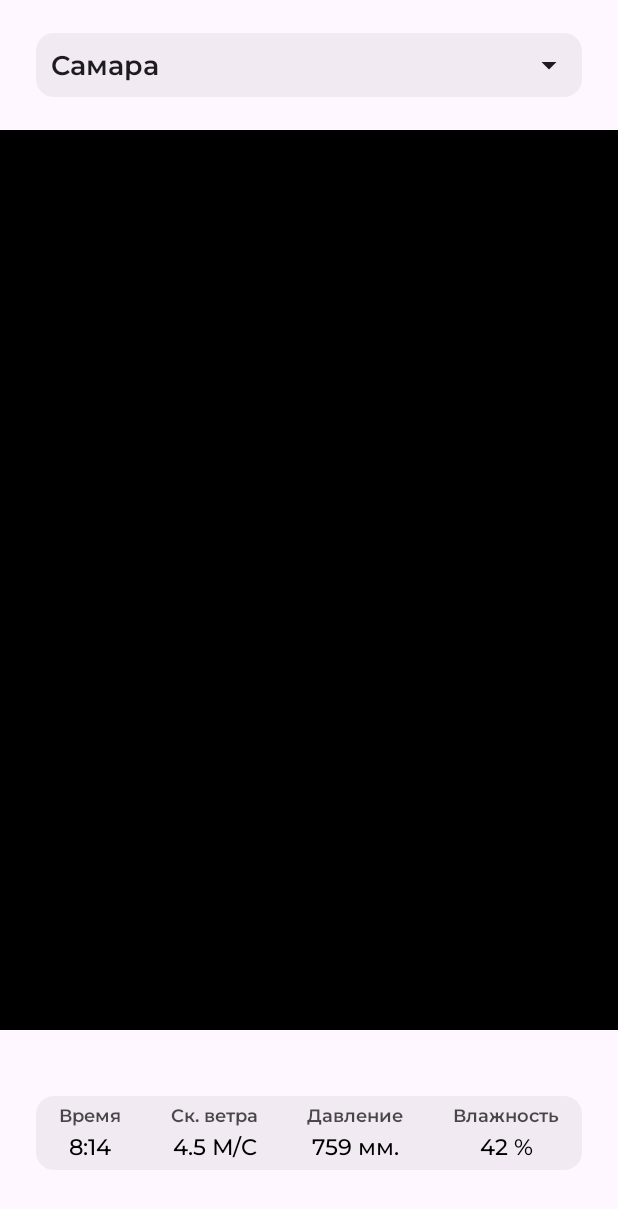
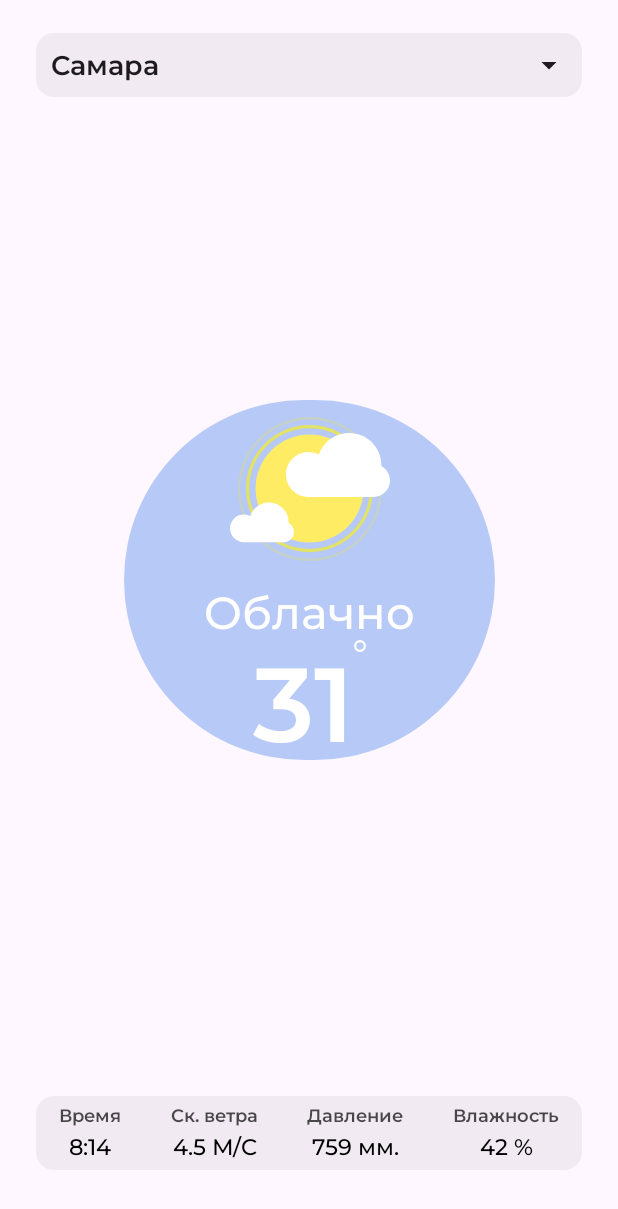
Before and after one commit to Kirill-wq333/Kart, an Android app built with Jetpack Compose: the screen it shows after launch (MainActivity), on a phone screen of 412 x 824 dp. Shown: the top 1209 px of the screen. Run offline under Robolectric (Android 15) with nearby library versions, the phone set to English and light mode, and no system bars.

Commit message:
Сделал Круг

```diff
--- a/app/src/main/java/com/example/fair2/MainActivity.kt
+++ b/app/src/main/java/com/example/fair2/MainActivity.kt
@@ -5,8 +5,10 @@ import android.os.Bundle
 import android.os.DeadObjectException
 import androidx.activity.ComponentActivity
 import androidx.activity.compose.setContent
+import androidx.compose.foundation.Image
 import androidx.compose.foundation.background
 import androidx.compose.foundation.layout.*
+import androidx.compose.foundation.shape.CircleShape
 import androidx.compose.foundation.shape.RoundedCornerShape
 import androidx.compose.material3.*
 import androidx.compose.runtime.*
@@ -14,6 +16,7 @@ import androidx.compose.ui.Alignment
 import androidx.compose.ui.Modifier
 import androidx.compose.ui.graphics.Color
 import androidx.compose.ui.graphics.vector.ImageVector
+import androidx.compose.ui.res.painterResource
 import androidx.compose.ui.res.vectorResource
 import androidx.compose.ui.text.font.Font
 import androidx.compose.ui.text.font.FontFamily
@@ -23,6 +26,9 @@ import androidx.compose.ui.unit.dp
 import androidx.compose.ui.unit.sp
 import com.example.fair2.ui.theme.Fair2Theme
 import kotlinx.coroutines.delay
+import java.time.LocalDateTime
+import java.time.ZoneId
+import java.time.format.DateTimeFormatter
 import java.util.*
 
 class MainActivity : ComponentActivity() {
@@ -30,67 +36,150 @@ class MainActivity : ComponentActivity() {
         super.onCreate(savedInstanceState)
         setContent {
             Fair2Theme {
-                val selectedItem = remember {
-                    mutableStateOf("Самара")
-                }
                 WeatherContent(
-                    localTime = "8:14",
-                    windSpeed = 4.5,
-                    airPressure = 759,
-                    humidity = 42,
-                    selectedItem = selectedItem.value,
-                    items = listOf("Самара", "Москва", "Владивосток"),
-                    onSelect = { selectedItem.value = it }
+                    temperature = "31",
+                    nameWeather = "Облачно",
                 )
             }
         }
     }
 }
 
-
 @Preview
 @Composable
 fun WeatherContentPreview(){
     Surface(color = Color.White) {
+      WeatherContent(
+          temperature = "31",
+          nameWeather = "Облачно",
+      )
+    }
+}
+
+
+@Composable
+fun WeatherContent(
+    temperature: String,
+    nameWeather: String,
+){
     val selectedItem = remember {
         mutableStateOf("Самара")
     }
 
-      WeatherContent(
-          localTime = "8:14",
-          windSpeed = 4.5,
-          airPressure = 759,
-          humidity = 42,
+    Scaffold(
+        topBar = {
+            City(
                 selectedItem = selectedItem.value,
                 items = listOf("Самара", "Москва", "Владивосток"),
                 onSelect = { selectedItem.value = it }
+            )
+        },
+        bottomBar = {
+            infoBlock(
+                airPressure = 759,
+                windSpeed = 4.5,
+                localTime = "8:14",
+                humidity = 42,
+            )
+        }
+    ) {
+
+        Box(
+            modifier = Modifier
+                .padding(it)
+                .fillMaxSize(),
+            contentAlignment = Alignment.Center
+        ){
+            Box(
+            modifier = Modifier
+                .background(
+                    Color(0xFF9BB7F2).copy(0.7f),
+                    CircleShape
+                )
+                .fillMaxHeight(0.4f)
+                .fillMaxWidth(0.6f)
+        ) {
+        }
+            Column(
+                modifier = Modifier,
+                verticalArrangement = Arrangement.Center,
+                horizontalAlignment = Alignment.CenterHorizontally
+            ) {
+                Image(
+                    painter = painterResource(id = R.drawable.partly_cloudy_day),
+                    contentDescription = null
+                )
+                Text(
+                    text = nameWeather,
+                    fontSize = 30.sp,
+                    color = Color.White,
+                    fontWeight = FontWeight.Medium,
+                    fontFamily = FontFamily(listOf(Font(R.font.montserrat_medium)))
+                )
+                Row(
+                    modifier = Modifier
+                        .padding(27.dp, 0.dp),
+                    verticalAlignment = Alignment.Top,
+                    horizontalArrangement = Arrangement.Start
+                ) {
+                    Text(
+                        text = temperature,
+                        fontSize = 70.sp,
+                        color = Color.White,
+                        fontWeight = FontWeight.SemiBold,
+                        fontFamily = FontFamily(listOf(Font(R.font.montserrat_semibold)))
+                    )
+                    Image(
+                        painter = painterResource(id = R.drawable.ellipse_1),
+                        contentDescription = null,
+                    )
+                }
+            }
+        }
+    }
+}
+
+@Composable
+fun DetailsTextBlock(
+    title: String,
+    subtitle: String
+) {
+    Column(
+        horizontalAlignment = Alignment.CenterHorizontally,
+        verticalArrangement = Arrangement.spacedBy(4.dp)
+    ) {
+        Text(
+            text = title,
+            fontSize = 12.sp,
+            fontWeight = FontWeight.SemiBold,
+            color = Color.Black.copy(0.7f),
+            fontFamily = FontFamily(listOf(Font(R.font.montserrat_semibold)))
+        )
+        Text(
+            text = subtitle,
+            fontSize = 15.sp,
+            fontWeight = FontWeight.Medium,
+            color = Color.Black,
+            fontFamily = FontFamily(listOf(Font(R.font.montserrat_medium)))
         )
     }
 }
 
 @OptIn(ExperimentalMaterial3Api::class)
 @Composable
-fun WeatherContent(
+fun  City(
     modifier: Modifier = Modifier,
-    localTime: String,
-    windSpeed: Double,
-    airPressure: Int,
-    humidity: Int,
     selectedItem: String,
     items: List<String>,
     onSelect: (String) -> Unit
 ){
-
-
-    Scaffold(
-        topBar = {
     val isExpanded = remember {
         mutableStateOf(false)
     }
     ExposedDropdownMenuBox(
         modifier = modifier
             .fillMaxWidth()
-                    .padding(24.dp,22.dp)
+            .padding(24.dp, 22.dp)
             .background(
                 color = Color.Black.copy(0.05f),
                 shape = RoundedCornerShape(12.dp)
@@ -134,9 +223,14 @@ fun WeatherContent(
             }
         }
     )
-        },
-
-        bottomBar = {
+}
+@Composable
+fun infoBlock(
+    localTime: String,
+    windSpeed: Double,
+    airPressure: Int,
+    humidity: Int,
+){
     Box(
         modifier = Modifier
             .fillMaxWidth()
@@ -172,41 +266,3 @@ fun WeatherContent(
         }
     }
 }
-    ) {
-Box(
-    modifier = Modifier
-        .padding(it)
-        .fillMaxSize()
-        .background(color = Color.Black),
-
-){
-Column() {  }
-}
-    }
-
-}
-@Composable
-fun DetailsTextBlock(
-    title: String, // Заголовок
-    subtitle: String // Подзаголовок
-) {
-    Column(
-        horizontalAlignment = Alignment.CenterHorizontally,
-        verticalArrangement = Arrangement.spacedBy(4.dp)
-    ) {
-        Text(
-            text = title,
-            fontSize = 12.sp,
-            fontWeight = FontWeight.SemiBold,
-            color = Color.Black.copy(0.7f),
-            fontFamily = FontFamily(listOf(Font(R.font.montserrat_semibold)))
-        )
-        Text(
-            text = subtitle,
-            fontSize = 15.sp,
-            fontWeight = FontWeight.Medium,
-            color = Color.Black,
-            fontFamily = FontFamily(listOf(Font(R.font.montserrat_medium)))
-        )
-    }
-}
--- /dev/null
+++ b/app/src/main/res/drawable/ellipse_1.xml
@@ -0,0 +1,11 @@
+<vector xmlns:android="http://schemas.android.com/apk/res/android"
+    android:width="8dp"
+    android:height="8dp"
+    android:viewportWidth="8"
+    android:viewportHeight="8">
+  <path
+      android:pathData="M4,4m-3.25,0a3.25,3.25 0,1 1,6.5 0a3.25,3.25 0,1 1,-6.5 0"
+      android:strokeWidth="1.5"
+      android:fillColor="#00000000"
+      android:strokeColor="#ffffff"/>
+</vector>
```
Lines whose indentation alone changed are shown as unchanged.
